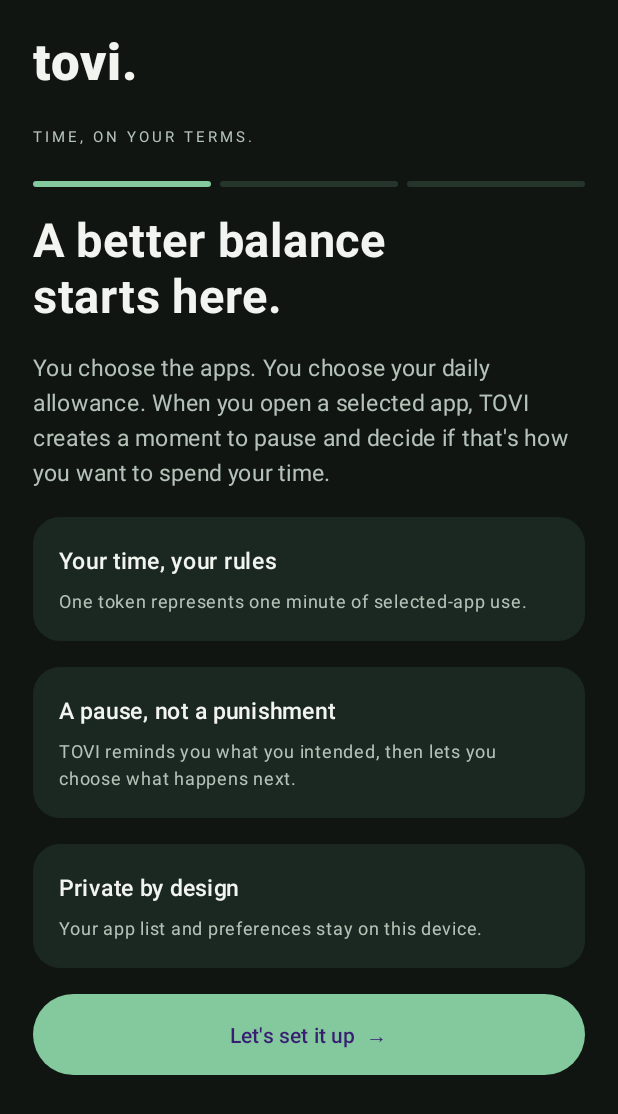
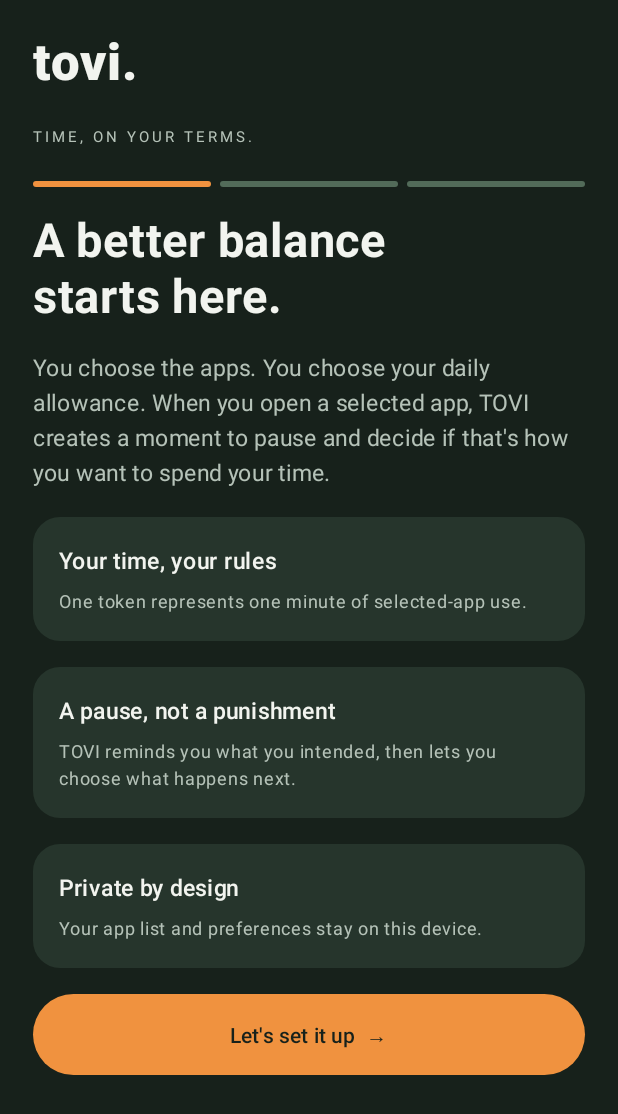
Before and after one commit to iy367-ux/TOVI, an Android app built with Jetpack Compose: the screen it shows after launch (MainActivity), on a phone screen of 412 x 824 dp. Shown: the top 1114 px of the screen. Run offline under Robolectric (Android 15) with nearby library versions, the phone set to English and light mode, and no system bars.

Commit message:
Align Android interface with approved TOVI palette

```diff
--- a/app/src/main/java/com/limity/app/MainActivity.kt
+++ b/app/src/main/java/com/limity/app/MainActivity.kt
@@ -27,9 +27,10 @@ import androidx.compose.ui.text.font.FontWeight
 import androidx.compose.ui.unit.dp
 import androidx.compose.ui.unit.sp
 
-private val Bg = Color(0xFF101512)
-private val Panel = Color(0xFF1B2821)
-private val Panel2 = Color(0xFF26352C)
+private val Bg = Color(0xFF17211B)
+private val Panel = Color(0xFF26352C)
+private val Panel2 = Color(0xFF526B59)
+private val Accent = Color(0xFFF0923F)
 private val Ink = Color(0xFFF2F4EF)
 private val Muted = Color(0xFFB5C2B8)
 private data class AppEntry(val pkg: String, val name: String)
@@ -53,7 +54,6 @@ class MainActivity : ComponentActivity() {
             var enabled by remember { mutableStateOf(serviceOn()) }
             var chosen by remember { mutableStateOf(prefs.getStringSet("selected_apps", emptySet())?.toSet() ?: emptySet()) }
             var limit by remember { mutableFloatStateOf(prefs.getInt("daily_tokens", 120).toFloat()) }
-            var accentIndex by remember { mutableIntStateOf(prefs.getInt("accent_index", 0)) }
             var pauseSeconds by remember { mutableIntStateOf(prefs.getInt("pause_seconds", 5)) }
             var tab by remember { mutableIntStateOf(0) }
             var refreshKey by remember { mutableIntStateOf(0) }
@@ -64,9 +64,8 @@ class MainActivity : ComponentActivity() {
                 lifecycle.addObserver(observer)
                 onDispose { lifecycle.removeObserver(observer) }
             }
-            val accents = listOf(Color(0xFF83C99D), Color(0xFF6BA9E8), Color(0xFFA78BFA), Color(0xFFF0A36B), Color(0xFFE88BA5), Color(0xFF55C8BE))
-            val accent = accents[accentIndex.coerceIn(0, accents.lastIndex)]
-            MaterialTheme(colorScheme = darkColorScheme(primary = accent, background = Bg, surface = Panel, onSurface = Ink, secondary = Muted)) {
+            val accent = Accent
+            MaterialTheme(colorScheme = darkColorScheme(primary = Accent, onPrimary = Bg, background = Bg, surface = Panel, onSurface = Ink, secondary = Panel2, onSecondary = Ink)) {
                 if (setup) {
                     SetupFlow(
                         apps = apps, chosen = chosen, onToggle = { pkg -> chosen = if (pkg in chosen) chosen - pkg else chosen + pkg },
@@ -97,8 +96,7 @@ class MainActivity : ComponentActivity() {
                             0 -> HomePage(prefs.getInt("tokens_remaining", limit.toInt()), prefs.getInt("daily_tokens", limit.toInt()), UsageLedger.totalSeconds(this@MainActivity), UsageLedger.selectedAppSeconds(this@MainActivity, chosen), accent, apps.filter { it.pkg in chosen }, Modifier.padding(pad), refreshKey)
                             1 -> AppsPage(apps.filter { it.pkg in chosen }, { setup = true }, Modifier.padding(pad))
                             2 -> InsightsPage(this@MainActivity, chosen, apps, refreshKey, Modifier.padding(pad))
-                            else -> SettingsPage(limit, accentIndex, accents, pauseSeconds, { limit = it; prefs.edit().putInt("daily_tokens", it.toInt()).apply() },
-                                { accentIndex = it; prefs.edit().putInt("accent_index", it).apply() },
+                            else -> SettingsPage(limit, pauseSeconds, { limit = it; prefs.edit().putInt("daily_tokens", it.toInt()).apply() },
                                 { pauseSeconds = it; prefs.edit().putInt("pause_seconds", it).apply() }, Modifier.padding(pad))
                         }
                     }
@@ -120,7 +118,7 @@ private fun SetupFlow(
         Text("tovi.", color = Ink, fontSize = 34.sp, fontWeight = FontWeight.ExtraBold)
         Text("TIME, ON YOUR TERMS.", color = Muted, fontSize = 10.sp, letterSpacing = 2.sp)
         Row(horizontalArrangement = Arrangement.spacedBy(6.dp)) {
-            repeat(3) { i -> Box(Modifier.weight(1f).height(4.dp).clip(CircleShape).background(if (i <= step) Color(0xFF83C99D) else Panel2)) }
+            repeat(3) { i -> Box(Modifier.weight(1f).height(4.dp).clip(CircleShape).background(if (i <= step) Accent else Panel2)) }
         }
         when (step) {
             0 -> {
@@ -156,7 +154,7 @@ private fun SetupFlow(
                 Text("Make it yours.", color = Ink, fontSize = 30.sp, fontWeight = FontWeight.Bold)
                 Text("Set your daily allowance, then enable TOVI's intervention service. Android needs your permission before TOVI can notice when a selected app opens.", color = Muted, fontSize = 14.sp, lineHeight = 21.sp)
                 SetupCard("Your daily allowance", "1 token = 1 minute in an app you selected.")
-                Text("${limit.toInt()} tokens per day", color = Ink, fontSize = 25.sp, fontWeight = FontWeight.Bold)
+                Text("${limit.toInt()} minutes per day", color = Ink, fontSize = 25.sp, fontWeight = FontWeight.Bold)
                 Slider(value = limit, onValueChange = onLimit, valueRange = 15f..600f, steps = 38)
                 Row(Modifier.fillMaxWidth(), horizontalArrangement = Arrangement.SpaceBetween) {
                     Text("15 min", color = Muted, fontSize = 11.sp); Text("10 hours", color = Muted, fontSize = 11.sp)
@@ -167,7 +165,7 @@ private fun SetupFlow(
                         Text("TOVI uses Android Accessibility only to detect which app is in the foreground and show its pause screen. It does not inspect messages, photos or what you type.", color = Muted, fontSize = 12.sp, lineHeight = 18.sp)
                         Button(onClick = onEnable, modifier = Modifier.fillMaxWidth()) { Text("Open Accessibility settings") }
                         OutlinedButton(onClick = onCheck, modifier = Modifier.fillMaxWidth()) { Text("I've enabled it — check again") }
-                        Text(if (serviceEnabled) "✓ Intervention service enabled" else "Not enabled yet", color = if (serviceEnabled) Color(0xFF83C99D) else Color(0xFFE4B17B), fontSize = 12.sp)
+                        Text(if (serviceEnabled) "✓ Intervention service enabled" else "Not enabled yet", color = if (serviceEnabled) Color(0xFF83C99D) else Accent, fontSize = 12.sp)
                     }
                 }
                 Row(horizontalArrangement = Arrangement.spacedBy(10.dp)) {
@@ -313,11 +311,10 @@ private fun SimplePage(title: String, description: String, modifier: Modifier =
 
 @Composable
 private fun SettingsPage(
-    limit: Float, selected: Int, accents: List<Color>, pauseSeconds: Int,
-    onLimit: (Float) -> Unit, onAccent: (Int) -> Unit,
-    onPauseSeconds: (Int) -> Unit, modifier: Modifier = Modifier
+    limit: Float, pauseSeconds: Int,
+    onLimit: (Float) -> Unit, onPauseSeconds: (Int) -> Unit,
+    modifier: Modifier = Modifier
 ) {
-    val names = listOf("Sage", "Blue", "Purple", "Orange", "Rose", "Teal")
     Page(modifier) {
         Text("Settings", color = Ink, fontSize = 28.sp, fontWeight = FontWeight.Bold)
         SetupCard("Daily allowance", "1 token represents one minute of selected-app use.")
@@ -331,14 +328,5 @@ private fun SettingsPage(
                     label = { Text("$seconds sec") }, modifier = Modifier.weight(1f))
             }
         }
-        Text("APP ACCENT COLOUR", color = Muted, fontSize = 11.sp, letterSpacing = 1.sp)
-        Row(Modifier.fillMaxWidth(), horizontalArrangement = Arrangement.SpaceBetween) {
-            accents.forEachIndexed { i, color ->
-                Column(horizontalAlignment = Alignment.CenterHorizontally) {
-                    Box(Modifier.size(30.dp).clip(CircleShape).background(color).clickable { onAccent(i) })
-                    Text(names[i], color = Muted, fontSize = 9.sp)
-                }
-            }
-        }
     }
 }
```
